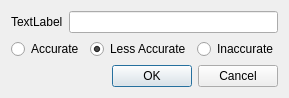
Before: the Qt Designer form ui/mesauredistdialog.ui in featureNull/pscout_desktop, drawn with Qt 5.
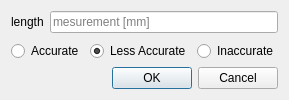
After: the same form once the commit is applied.

Patch:
```diff
--- a/ui/mesauredistdialog.ui
+++ b/ui/mesauredistdialog.ui
@@ -6,8 +6,8 @@
    <rect>
     <x>0</x>
     <y>0</y>
-    <width>256</width>
-    <height>94</height>
+    <width>263</width>
+    <height>100</height>
    </rect>
   </property>
   <property name="windowTitle">
@@ -19,12 +19,16 @@
      <item row="0" column="0">
       <widget class="QLabel" name="label">
        <property name="text">
-        <string>TextLabel</string>
+        <string>length</string>
        </property>
       </widget>
      </item>
      <item row="0" column="1">
-      <widget class="QLineEdit" name="lineEdit"/>
+      <widget class="QLineEdit" name="lineEdit">
+       <property name="placeholderText">
+        <string>mesurement [mm]</string>
+       </property>
+      </widget>
      </item>
     </layout>
    </item>
```
